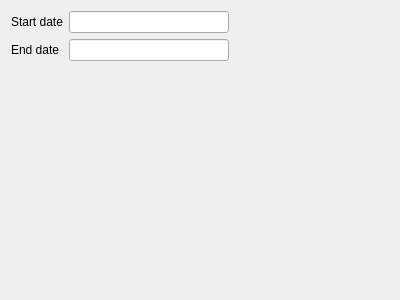
The window that Reports/cr5salefromstorefilter.ui (End1-1/Cafe5) describes before a commit, drawn with Qt 5.
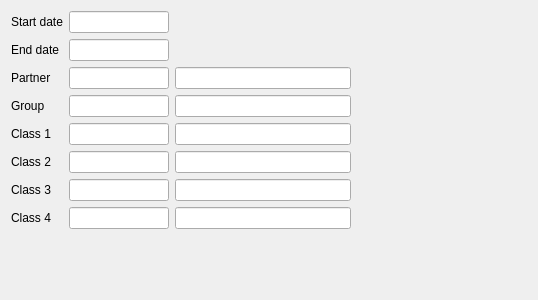
The same window after the commit. Custom widgets are drawn as their Qt base class.

What changed in the file:
```diff
--- a/Reports/cr5salefromstorefilter.ui
+++ b/Reports/cr5salefromstorefilter.ui
@@ -6,7 +6,7 @@
    <rect>
     <x>0</x>
     <y>0</y>
-    <width>400</width>
+    <width>538</width>
     <height>300</height>
    </rect>
   </property>
@@ -21,8 +21,115 @@
      </property>
     </widget>
    </item>
-   <item row="0" column="1">
+   <item row="5" column="2">
+    <widget class="C5LineEditWithSelector" name="leClass1">
+     <property name="maximumSize">
+      <size>
+       <width>100</width>
+       <height>16777215</height>
+      </size>
+     </property>
+     <property name="FilterName" stdset="0">
+      <string>class1</string>
+     </property>
+    </widget>
+   </item>
+   <item row="8" column="2">
+    <widget class="C5LineEditWithSelector" name="leClass4">
+     <property name="maximumSize">
+      <size>
+       <width>100</width>
+       <height>16777215</height>
+      </size>
+     </property>
+     <property name="FilterName" stdset="0">
+      <string>class4</string>
+     </property>
+    </widget>
+   </item>
+   <item row="3" column="3">
+    <widget class="C5LineEditWithSelector" name="leSupplierName">
+     <property name="maximumSize">
+      <size>
+       <width>16777215</width>
+       <height>16777215</height>
+      </size>
+     </property>
+     <property name="focusPolicy">
+      <enum>Qt::NoFocus</enum>
+     </property>
+     <property name="readOnly">
+      <bool>true</bool>
+     </property>
+    </widget>
+   </item>
+   <item row="4" column="2">
+    <widget class="C5LineEditWithSelector" name="leGroup">
+     <property name="maximumSize">
+      <size>
+       <width>100</width>
+       <height>16777215</height>
+      </size>
+     </property>
+     <property name="FilterName" stdset="0">
+      <string>group</string>
+     </property>
+    </widget>
+   </item>
+   <item row="1" column="2">
+    <widget class="C5DateEdit" name="deEnd">
+     <property name="maximumSize">
+      <size>
+       <width>100</width>
+       <height>16777215</height>
+      </size>
+     </property>
+     <property name="FilterName" stdset="0">
+      <string>date2</string>
+     </property>
+    </widget>
+   </item>
+   <item row="7" column="0">
+    <widget class="QLabel" name="label_7">
+     <property name="text">
+      <string>Class 3</string>
+     </property>
+    </widget>
+   </item>
+   <item row="6" column="2">
+    <widget class="C5LineEditWithSelector" name="leClass2">
+     <property name="maximumSize">
+      <size>
+       <width>100</width>
+       <height>16777215</height>
+      </size>
+     </property>
+     <property name="FilterName" stdset="0">
+      <string>class2</string>
+     </property>
+    </widget>
+   </item>
+   <item row="3" column="2">
+    <widget class="C5LineEditWithSelector" name="leSupplier">
+     <property name="maximumSize">
+      <size>
+       <width>100</width>
+       <height>16777215</height>
+      </size>
+     </property>
+     <property name="FilterName" stdset="0">
+      <string>partner</string>
+     </property>
+    </widget>
+   </item>
+   <item row="0" column="2">
     <widget class="C5DateEdit" name="deStart">
+     <property name="maximumSize">
+      <size>
+       <width>100</width>
+       <height>16777215</height>
+      </size>
+     </property>
      <property name="FilterName" stdset="0">
       <string>date1</string>
      </property>
@@ -35,27 +142,7 @@
      </property>
     </widget>
    </item>
-   <item row="1" column="1">
-    <widget class="C5DateEdit" name="deEnd">
-     <property name="FilterName" stdset="0">
-      <string>date2</string>
-     </property>
-    </widget>
-   </item>
-   <item row="1" column="2">
-    <spacer name="horizontalSpacer">
-     <property name="orientation">
-      <enum>Qt::Horizontal</enum>
-     </property>
-     <property name="sizeHint" stdset="0">
-      <size>
-       <width>157</width>
-       <height>20</height>
-      </size>
-     </property>
-    </spacer>
-   </item>
-   <item row="2" column="0">
+   <item row="9" column="0">
     <spacer name="verticalSpacer">
      <property name="orientation">
       <enum>Qt::Vertical</enum>
@@ -68,9 +155,155 @@
      </property>
     </spacer>
    </item>
+   <item row="5" column="0">
+    <widget class="QLabel" name="label_5">
+     <property name="text">
+      <string>Class 1</string>
+     </property>
+    </widget>
+   </item>
+   <item row="6" column="0">
+    <widget class="QLabel" name="label_6">
+     <property name="text">
+      <string>Class 2</string>
+     </property>
+    </widget>
+   </item>
+   <item row="3" column="0">
+    <widget class="QLabel" name="label_3">
+     <property name="text">
+      <string>Partner</string>
+     </property>
+    </widget>
+   </item>
+   <item row="8" column="0">
+    <widget class="QLabel" name="label_8">
+     <property name="text">
+      <string>Class 4</string>
+     </property>
+    </widget>
+   </item>
+   <item row="4" column="0">
+    <widget class="QLabel" name="label_4">
+     <property name="text">
+      <string>Group</string>
+     </property>
+    </widget>
+   </item>
+   <item row="7" column="2">
+    <widget class="C5LineEditWithSelector" name="leClass3">
+     <property name="maximumSize">
+      <size>
+       <width>100</width>
+       <height>16777215</height>
+      </size>
+     </property>
+     <property name="FilterName" stdset="0">
+      <string>class3</string>
+     </property>
+    </widget>
+   </item>
+   <item row="3" column="4">
+    <spacer name="horizontalSpacer">
+     <property name="orientation">
+      <enum>Qt::Horizontal</enum>
+     </property>
+     <property name="sizeHint" stdset="0">
+      <size>
+       <width>157</width>
+       <height>20</height>
+      </size>
+     </property>
+    </spacer>
+   </item>
+   <item row="4" column="3">
+    <widget class="C5LineEditWithSelector" name="leGroupName">
+     <property name="maximumSize">
+      <size>
+       <width>16777215</width>
+       <height>16777215</height>
+      </size>
+     </property>
+     <property name="focusPolicy">
+      <enum>Qt::NoFocus</enum>
+     </property>
+     <property name="readOnly">
+      <bool>true</bool>
+     </property>
+    </widget>
+   </item>
+   <item row="5" column="3">
+    <widget class="C5LineEditWithSelector" name="leClass1Name">
+     <property name="maximumSize">
+      <size>
+       <width>16777215</width>
+       <height>16777215</height>
+      </size>
+     </property>
+     <property name="focusPolicy">
+      <enum>Qt::NoFocus</enum>
+     </property>
+     <property name="readOnly">
+      <bool>true</bool>
+     </property>
+    </widget>
+   </item>
+   <item row="6" column="3">
+    <widget class="C5LineEditWithSelector" name="leClass2Name">
+     <property name="maximumSize">
+      <size>
+       <width>16777215</width>
+       <height>16777215</height>
+      </size>
+     </property>
+     <property name="focusPolicy">
+      <enum>Qt::NoFocus</enum>
+     </property>
+     <property name="readOnly">
+      <bool>true</bool>
+     </property>
+    </widget>
+   </item>
+   <item row="7" column="3">
+    <widget class="C5LineEditWithSelector" name="leClass3Name">
+     <property name="maximumSize">
+      <size>
+       <width>16777215</width>
+       <height>16777215</height>
+      </size>
+     </property>
+     <property name="focusPolicy">
+      <enum>Qt::NoFocus</enum>
+     </property>
+     <property name="readOnly">
+      <bool>true</bool>
+     </property>
+    </widget>
+   </item>
+   <item row="8" column="3">
+    <widget class="C5LineEditWithSelector" name="leClass4Name">
+     <property name="maximumSize">
+      <size>
+       <width>16777215</width>
+       <height>16777215</height>
+      </size>
+     </property>
+     <property name="focusPolicy">
+      <enum>Qt::NoFocus</enum>
+     </property>
+     <property name="readOnly">
+      <bool>true</bool>
+     </property>
+    </widget>
+   </item>
   </layout>
  </widget>
  <customwidgets>
+  <customwidget>
+   <class>C5LineEditWithSelector</class>
+   <extends>QLineEdit</extends>
+   <header location="global">c5lineeditwithselector.h</header>
+  </customwidget>
   <customwidget>
    <class>C5DateEdit</class>
    <extends>QLineEdit</extends>
```
